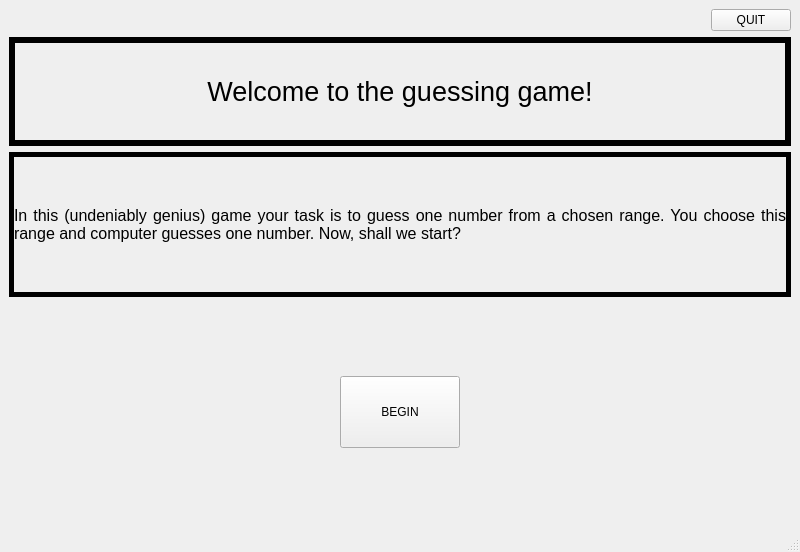
This is Guess_a_number/titlescreen.ui in AdrianSuliga/Simple_Games as Qt 5 draws it before an edit. The edited form follows.
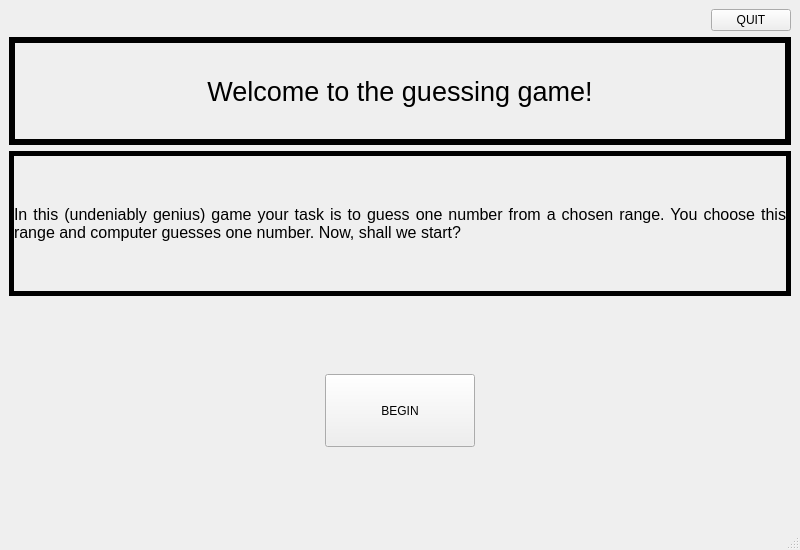
This is the edited form.

```diff
--- a/Guess_a_number/titlescreen.ui
+++ b/Guess_a_number/titlescreen.ui
@@ -7,7 +7,7 @@
     <x>0</x>
     <y>0</y>
     <width>800</width>
-    <height>552</height>
+    <height>550</height>
    </rect>
   </property>
   <property name="minimumSize">
@@ -139,13 +139,13 @@
           </property>
           <property name="minimumSize">
            <size>
-            <width>120</width>
+            <width>150</width>
             <height>45</height>
            </size>
           </property>
           <property name="maximumSize">
            <size>
-            <width>240</width>
+            <width>300</width>
             <height>90</height>
            </size>
           </property>
```
